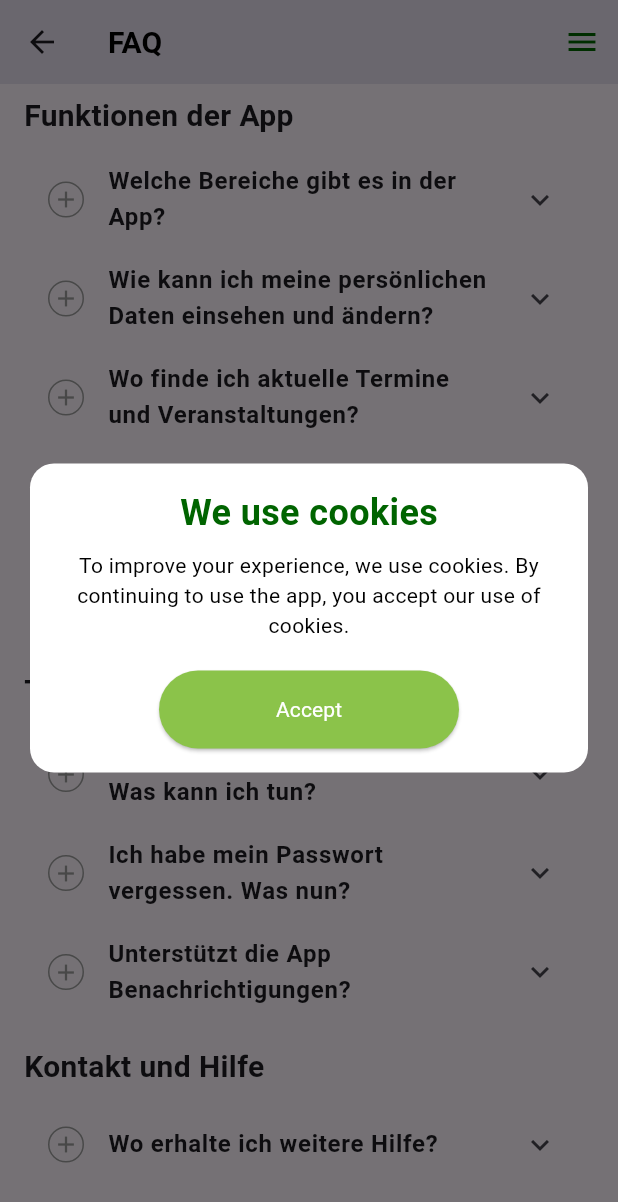
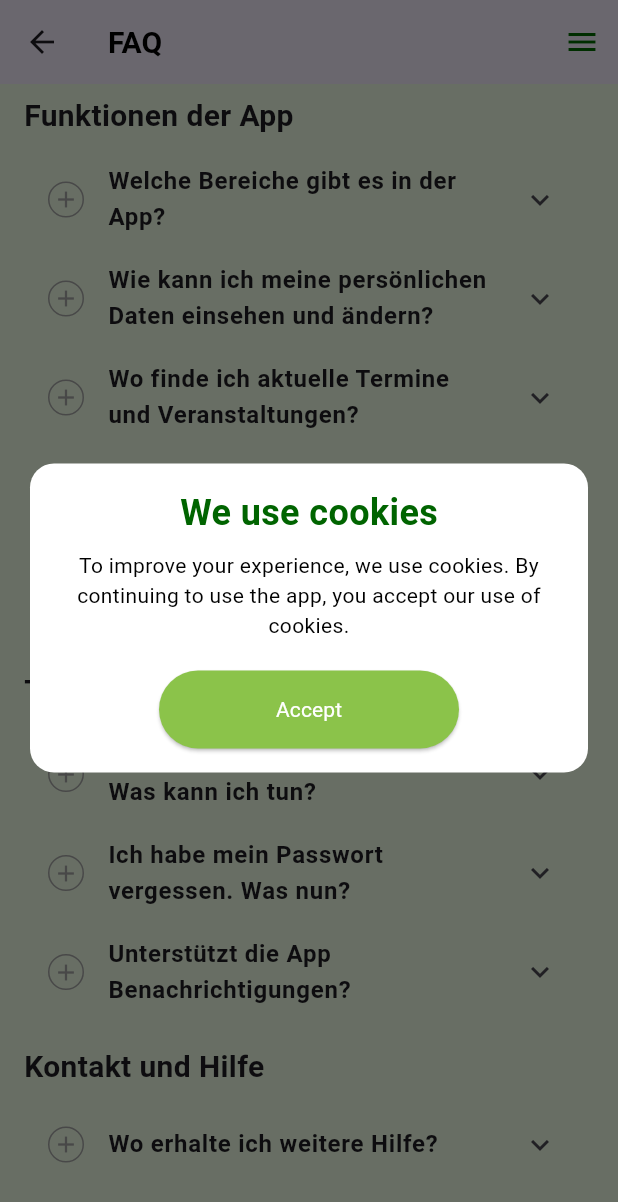
Before and after one commit to luixv/meinbssb, a Flutter app: the HelpScreen screen opened by its route, scrolled down 294 dp, on a phone screen of 412 x 824 dp. Shown: the top 1202 px of the screen. Run offline on Flutter 3.47's test engine with Material 3 defaults, Android fonts, the phone set to English and light mode, and no system bars; our stand-ins replace connectivity_plus, flutter_secure_storage, flutter_svg, internet_connection_checker, shared_preferences; missing offline and left inert: mailer; accounts and stored records are empty.

Commit message:
background color added

```diff
--- a/lib/screens/help_screen.dart
+++ b/lib/screens/help_screen.dart
@@ -1,6 +1,5 @@
-// lib/screens/help_screen.dart
 import 'package:flutter/material.dart';
-import 'package:url_launcher/url_launcher.dart'; // Import for handling links
+import 'package:url_launcher/url_launcher.dart';
 import '/screens/app_menu.dart';
 import '/constants/ui_constants.dart';
 
@@ -29,7 +28,11 @@ class HelpScreen extends StatelessWidget {
           ),
         ],
       ),
-      body: const SingleChildScrollView(
+      // Ändere die Hintergrundfarbe des Bodys
+      body: Container(
+        color: UIConstants
+            .backgroundGreen, // Setze die Hintergrundfarbe auf den Wert aus UIConstants
+        child: const SingleChildScrollView(
           padding: EdgeInsets.all(UIConstants.defaultPadding),
           child: Column(
             crossAxisAlignment: CrossAxisAlignment.start,
@@ -153,6 +156,7 @@ class HelpScreen extends StatelessWidget {
             ],
           ),
         ),
+      ),
     );
   }
 }
@@ -202,13 +206,14 @@ class _AccordionItem extends StatelessWidget {
         decoration: BoxDecoration(
           shape: BoxShape.circle,
           border: Border.all(
-              color: Colors.grey,), // You can customize the border color
+            color: Colors.grey,
+          ), // For customizing the border color
         ),
         child: const Center(
           child: Icon(
             Icons.add,
             size: 18,
-            color: Colors.grey, // You can customize the icon color
+            color: Colors.grey, // For customizing the icon color
           ),
         ),
       ),
--- a/lib/screens/password_reset_screen.dart
+++ b/lib/screens/password_reset_screen.dart
@@ -73,6 +73,9 @@ class PasswordResetScreenState extends State<PasswordResetScreen> {
   @override
   Widget build(BuildContext context) {
     return Scaffold(
+      // Hier wird die Hintergrundfarbe des Scaffolds geändert.
+      backgroundColor:
+          UIConstants.backgroundGreen, // Setze die Hintergrundfarbe
       appBar: AppBar(
         title: const Text('Passwort zurücksetzen'),
         actions: [
@@ -120,8 +123,7 @@ class PasswordResetScreenState extends State<PasswordResetScreen> {
                   backgroundColor: UIConstants.lightGreen,
                   padding: UIConstants.buttonPadding,
                 ),
-                child:
-                    _isLoading
+                child: _isLoading
                     ? const CircularProgressIndicator(
                         color: UIConstants.white,
                         strokeWidth: 2.0,
--- a/lib/screens/password_reset_success_screen.dart
+++ b/lib/screens/password_reset_success_screen.dart
@@ -13,8 +13,12 @@ class PasswordResetSuccessScreen extends StatelessWidget {
   @override
   Widget build(BuildContext context) {
     return Scaffold(
+      // Ändere die Hintergrundfarbe des Scaffolds.
+      backgroundColor:
+          UIConstants.backgroundGreen, // Setze die Hintergrundfarbe
       appBar: AppBar(
-        title: const Text('Passwort zurückgesetzt', style: UIConstants.titleStyle),
+        title:
+            const Text('Passwort zurückgesetzt', style: UIConstants.titleStyle),
         actions: [
           AppMenu(
             context: context,
--- a/lib/screens/registration_success_screen.dart
+++ b/lib/screens/registration_success_screen.dart
@@ -19,6 +19,9 @@ class RegistrationSuccessScreen extends StatelessWidget {
   @override
   Widget build(BuildContext context) {
     return Scaffold(
+      // Ändere die Hintergrundfarbe des Scaffolds.
+      backgroundColor: UIConstants
+          .backgroundGreen, // Setze die Hintergrundfarbe auf den Wert aus UIConstants
       appBar: AppBar(
         title: const Text('Registrierung', style: UIConstants.titleStyle),
         automaticallyImplyLeading: false,
```
Also changed, not shown: lib/screens/privacy_screen.dart (+7 -1 lines), lib/screens/registration_screen.dart (+9 -3 lines), lib/screens/schuetzenausweis_screen.dart (+7 -6 lines), lib/screens/start_screen.dart (+9 -2 lines), lib/screens/zweitmitgliedschaften_screen.dart (+14 -7 lines), 1 other file. Lines whose indentation alone changed are shown as unchanged.
